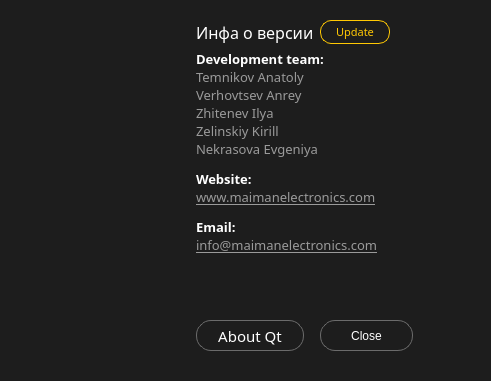
The window that multibench/widgets/aboutdialog.ui (IlyaZh/Maiman-MCBS) describes before a commit, drawn with Qt 5.
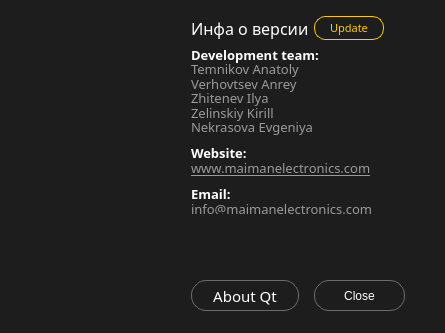
The same window after the commit. Icons and pictures are not drawn.

```diff
--- a/multibench/widgets/aboutdialog.ui
+++ b/multibench/widgets/aboutdialog.ui
@@ -6,16 +6,28 @@
    <rect>
     <x>0</x>
     <y>0</y>
-    <width>491</width>
-    <height>381</height>
+    <width>445</width>
+    <height>333</height>
    </rect>
   </property>
   <property name="sizePolicy">
-   <sizepolicy hsizetype="Maximum" vsizetype="Maximum">
+   <sizepolicy hsizetype="Preferred" vsizetype="Preferred">
     <horstretch>0</horstretch>
     <verstretch>0</verstretch>
    </sizepolicy>
   </property>
+  <property name="minimumSize">
+   <size>
+    <width>445</width>
+    <height>333</height>
+   </size>
+  </property>
+  <property name="maximumSize">
+   <size>
+    <width>445</width>
+    <height>333</height>
+   </size>
+  </property>
   <property name="font">
    <font>
     <family>Share Tech Mono</family>
@@ -39,20 +51,26 @@
     <number>40</number>
    </property>
    <property name="topMargin">
-    <number>20</number>
+    <number>16</number>
    </property>
    <property name="rightMargin">
     <number>40</number>
    </property>
    <property name="bottomMargin">
-    <number>30</number>
+    <number>22</number>
    </property>
    <item row="0" column="0" rowspan="5">
     <widget class="QWidget" name="widget" native="true">
      <property name="minimumSize">
       <size>
-       <width>150</width>
-       <height>150</height>
+       <width>120</width>
+       <height>120</height>
+      </size>
+     </property>
+     <property name="maximumSize">
+      <size>
+       <width>120</width>
+       <height>120</height>
       </size>
      </property>
      <property name="styleSheet">
@@ -64,64 +82,20 @@
      </property>
     </widget>
    </item>
-   <item row="4" column="1">
-    <widget class="QPushButton" name="aboutQtButton">
-     <property name="sizePolicy">
-      <sizepolicy hsizetype="Fixed" vsizetype="Fixed">
-       <horstretch>0</horstretch>
-       <verstretch>0</verstretch>
-      </sizepolicy>
-     </property>
-     <property name="minimumSize">
-      <size>
-       <width>108</width>
-       <height>31</height>
-      </size>
-     </property>
-     <property name="maximumSize">
-      <size>
-       <width>108</width>
-       <height>31</height>
-      </size>
-     </property>
-     <property name="font">
-      <font>
-       <family>Poppins</family>
-       <pointsize>11</pointsize>
-      </font>
-     </property>
-     <property name="styleSheet">
-      <string notr="true">QPushButton {
-	color: rgb(255, 255, 255);
-	background-color:#1D1D1D;
-	border: 1px solid #6B6B6B;
-	border-radius: 15px;
-}
-QPushButton:hover{
-    color: #000000;
-    background-color: #FFC803;
-    border: 1px solid #FFC803;
-}</string>
-     </property>
-     <property name="text">
-      <string>About Qt</string>
-     </property>
-    </widget>
-   </item>
-   <item row="2" column="1">
+   <item row="2" column="2">
     <spacer name="verticalSpacer">
      <property name="orientation">
       <enum>Qt::Vertical</enum>
      </property>
      <property name="sizeHint" stdset="0">
       <size>
-       <width>20</width>
-       <height>40</height>
+       <width>0</width>
+       <height>0</height>
       </size>
      </property>
     </spacer>
    </item>
-   <item row="0" column="1">
+   <item row="0" column="2">
     <widget class="QLabel" name="softwareInfoLabel">
      <property name="font">
       <font>
@@ -134,43 +108,7 @@
      </property>
     </widget>
    </item>
-   <item row="0" column="2">
-    <widget class="QPushButton" name="updateButton">
-     <property name="font">
-      <font>
-       <family>Poppins</family>
-       <pointsize>8</pointsize>
-      </font>
-     </property>
-     <property name="styleSheet">
-      <string notr="true">QPushButton {
-	color: #FFC803;
-	background-color: #1D1D1D;
-	border: 1px solid #FFC803;
-	border-radius: 11px;
-	width: 68px;
-    height: 22px;
-}</string>
-     </property>
-     <property name="text">
-      <string>Update</string>
-     </property>
-    </widget>
-   </item>
-   <item row="0" column="3">
-    <spacer name="horizontalSpacer">
-     <property name="orientation">
-      <enum>Qt::Horizontal</enum>
-     </property>
-     <property name="sizeHint" stdset="0">
-      <size>
-       <width>0</width>
-       <height>5</height>
-      </size>
-     </property>
-    </spacer>
-   </item>
-   <item row="1" column="1" colspan="3">
+   <item row="1" column="2" colspan="3">
     <widget class="QLabel" name="smallInfoLabel">
      <property name="sizePolicy">
       <sizepolicy hsizetype="MinimumExpanding" vsizetype="Expanding">
@@ -193,19 +131,58 @@
      </property>
      <property name="text">
       <string>&lt;html&gt;&lt;body style=&quot; font-family:'Poppins'; font-size:10pt; font-weight:400; font-style:normal;&quot;&gt;
-&lt;p align=&quot;justify&quot; style=&quot; margin-top:12px; margin-bottom:12px; margin-left:0px; margin-right:0px; -qt-block-indent:0; text-indent:0px;&quot;&gt;&lt;span style=&quot; font-weight:600; color:#ffffff;&quot;&gt;Development team:&lt;/span&gt;&lt;span style=&quot; font-weight:600;&quot;&gt;&lt;br /&gt;&lt;/span&gt;Temnikov Anatoly&lt;br /&gt;Verhovtsev Anrey&lt;br /&gt;Zhitenev Ilya&lt;br /&gt;Zelinskiy Kirill &lt;br /&gt;Nekrasova Evgeniya&lt;/p&gt;
-&lt;p align=&quot;justify&quot; style=&quot; margin-top:12px; margin-bottom:12px; margin-left:0px; margin-right:0px; -qt-block-indent:0; text-indent:0px;&quot;&gt;&lt;span style=&quot; font-weight:600; color:#ffffff;&quot;&gt;Website:&lt;/span&gt;&lt;span style=&quot; font-weight:600;&quot;&gt;&lt;br /&gt;&lt;/span&gt;&lt;a href=&quot;https://www.maimanelectronics.com/&quot;&gt;&lt;span style=&quot; text-decoration: underline; color:#9a9a9a;&quot;&gt;www.maimanelectronics.com&lt;/span&gt;&lt;/a&gt;&lt;/p&gt;
-&lt;p align=&quot;justify&quot; style=&quot; margin-top:12px; margin-bottom:12px; margin-left:0px; margin-right:0px; -qt-block-indent:0; text-indent:0px;&quot;&gt;&lt;span style=&quot; font-weight:600; color:#ffffff;&quot;&gt;Email:&lt;/span&gt;&lt;span style=&quot; font-weight:600;&quot;&gt;&lt;br /&gt;&lt;/span&gt;&lt;a href=&quot;mailto:info@maimanelectronics.com&quot;&gt;&lt;span style=&quot; text-decoration: underline; color:#9a9a9a;&quot;&gt;info@maimanelectronics.com&lt;/span&gt;&lt;/a&gt;&lt;/p&gt;&lt;/body&gt;&lt;/html&gt;</string>
+&lt;p align=&quot;justify&quot; style=&quot; margin-top:12px; margin-bottom:12px; margin-left:0px; margin-right:0px; -qt-block-indent:0; text-indent:0px; line-height: 0.8; letter-spacing: 0.05em;&quot;&gt;&lt;span style=&quot; font-weight:600; color:#ffffff;&quot;&gt;Development team:&lt;/span&gt;&lt;span style=&quot; font-weight:600;&quot;&gt;&lt;br /&gt;&lt;/span&gt;Temnikov Anatoly&lt;br /&gt;Verhovtsev Anrey&lt;br /&gt;Zhitenev Ilya&lt;br /&gt;Zelinskiy Kirill &lt;br /&gt;Nekrasova Evgeniya&lt;/p&gt;
+&lt;p align=&quot;justify&quot; style=&quot; margin-top:12px; margin-bottom:12px; margin-left:0px; margin-right:0px; -qt-block-indent:0; text-indent:0px; line-height: 0.8; letter-spacing: 0.05em&quot;&gt;&lt;span style=&quot; font-weight:600; color:#ffffff;&quot;&gt;Website:&lt;/span&gt;&lt;span style=&quot; font-weight:600;&quot;&gt;&lt;br /&gt;&lt;/span&gt;&lt;a href=&quot;https://www.maimanelectronics.com/&quot;&gt;&lt;span style=&quot; text-decoration: underline; color:#9a9a9a;&quot;&gt;www.maimanelectronics.com&lt;/span&gt;&lt;/a&gt;&lt;/p&gt;
+&lt;p align=&quot;justify&quot; style=&quot; margin-top:12px; margin-bottom:12px; margin-left:0px; margin-right:0px; -qt-block-indent:0; text-indent:0px; line-height: 0.8; letter-spacing: 0.05em&quot;&gt;&lt;span style=&quot; font-weight:600; color:#ffffff;&quot;&gt;Email:&lt;/span&gt;&lt;span style=&quot; font-weight:600;&quot;&gt;&lt;br /&gt;&lt;/span&gt;&lt;a href=&quot;mailto:info@maimanelectronics.com&quot;&gt;&lt;span style=&quot; text-decoration: underline; color:#9a9a9a;&quot;&gt;info@maimanelectronics.com&lt;/span&gt;&lt;/a&gt;&lt;/p&gt;&lt;/body&gt;&lt;/html&gt;</string>
      </property>
      <property name="textFormat">
       <enum>Qt::AutoText</enum>
      </property>
+     <property name="margin">
+      <number>0</number>
+     </property>
      <property name="openExternalLinks">
       <bool>true</bool>
      </property>
     </widget>
    </item>
-   <item row="4" column="2" colspan="2">
+   <item row="0" column="3">
+    <widget class="QPushButton" name="updateButton">
+     <property name="font">
+      <font>
+       <family>Poppins</family>
+       <pointsize>8</pointsize>
+      </font>
+     </property>
+     <property name="styleSheet">
+      <string notr="true">QPushButton {
+	color: #FFC803;
+	background-color: #1D1D1D;
+	border: 1px solid #FFC803;
+	border-radius: 11px;
+	width: 68px;
+    height: 22px;
+}</string>
+     </property>
+     <property name="text">
+      <string>Update</string>
+     </property>
+    </widget>
+   </item>
+   <item row="0" column="4">
+    <spacer name="horizontalSpacer">
+     <property name="orientation">
+      <enum>Qt::Horizontal</enum>
+     </property>
+     <property name="sizeHint" stdset="0">
+      <size>
+       <width>0</width>
+       <height>5</height>
+      </size>
+     </property>
+    </spacer>
+   </item>
+   <item row="4" column="3" colspan="2">
     <widget class="QDialogButtonBox" name="buttonBox">
      <property name="sizePolicy">
       <sizepolicy hsizetype="Preferred" vsizetype="Fixed">
@@ -261,6 +238,66 @@
      </property>
     </widget>
    </item>
+   <item row="4" column="2">
+    <widget class="QPushButton" name="aboutQtButton">
+     <property name="sizePolicy">
+      <sizepolicy hsizetype="Fixed" vsizetype="Fixed">
+       <horstretch>0</horstretch>
+       <verstretch>0</verstretch>
+      </sizepolicy>
+     </property>
+     <property name="minimumSize">
+      <size>
+       <width>108</width>
+       <height>31</height>
+      </size>
+     </property>
+     <property name="maximumSize">
+      <size>
+       <width>108</width>
+       <height>31</height>
+      </size>
+     </property>
+     <property name="font">
+      <font>
+       <family>Poppins</family>
+       <pointsize>11</pointsize>
+      </font>
+     </property>
+     <property name="styleSheet">
+      <string notr="true">QPushButton {
+	color: rgb(255, 255, 255);
+	background-color:#1D1D1D;
+	border: 1px solid #6B6B6B;
+	border-radius: 15px;
+}
+QPushButton:hover{
+    color: #000000;
+    background-color: #FFC803;
+    border: 1px solid #FFC803;
+}</string>
+     </property>
+     <property name="text">
+      <string>About Qt</string>
+     </property>
+    </widget>
+   </item>
+   <item row="0" column="1">
+    <spacer name="horizontalSpacer_2">
+     <property name="orientation">
+      <enum>Qt::Horizontal</enum>
+     </property>
+     <property name="sizeType">
+      <enum>QSizePolicy::Fixed</enum>
+     </property>
+     <property name="sizeHint" stdset="0">
+      <size>
+       <width>28</width>
+       <height>20</height>
+      </size>
+     </property>
+    </spacer>
+   </item>
   </layout>
  </widget>
  <resources/>
```
